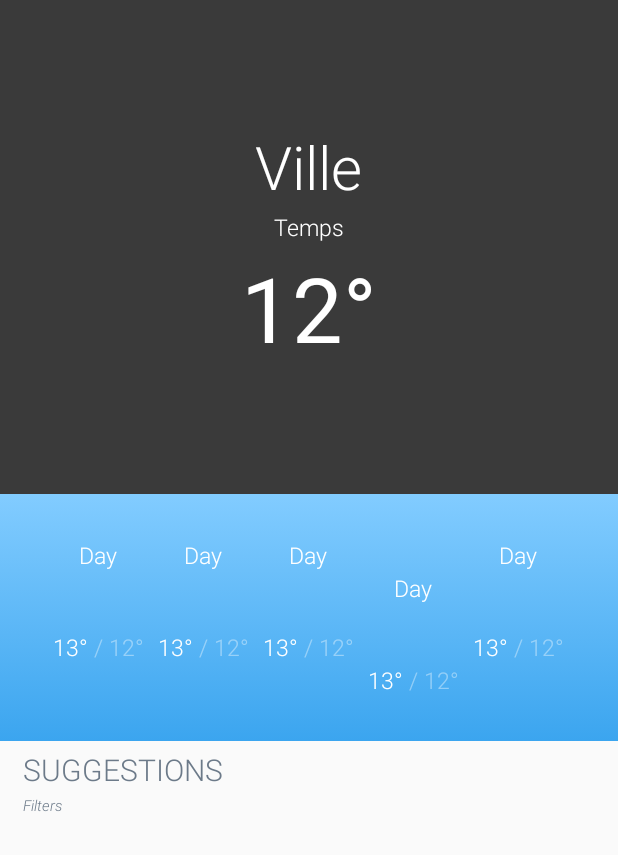
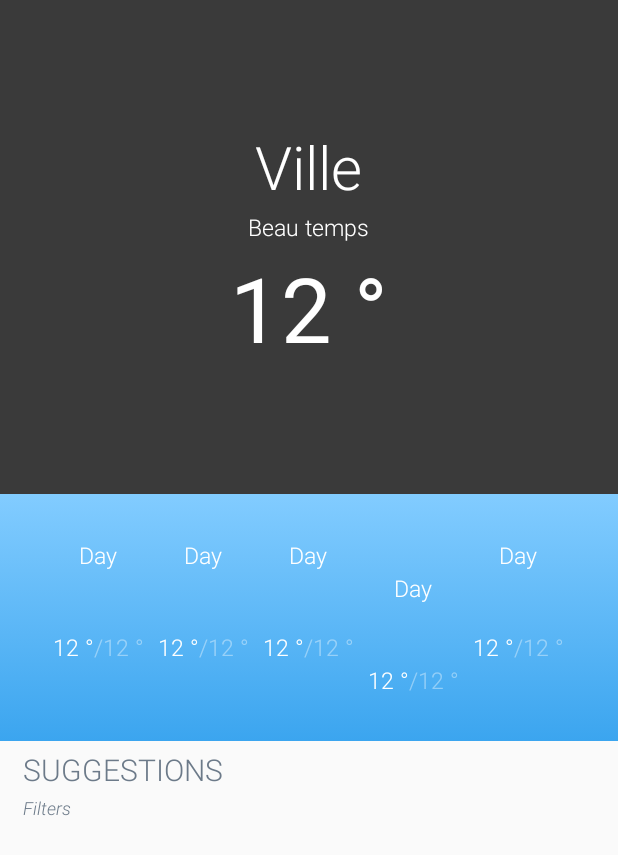
Before and after one commit to abennouna12/travelPocket, an Android app: the InfoCityActivity screen opened directly, with no data from a screen before it, on a phone screen of 412 x 824 dp. Shown: the top 855 px of the screen. Run offline under Robolectric (Android 15) with nearby library versions, the light colour scheme and no system bars; libraries missing offline, so code that uses them is left out: com.facebook.drawee, me.grantland.widget; plain views replace AutofitTextView, SimpleDraweeView; pictures from the network do not load; 39 statements that could not run were skipped.

Commit message:
NoHardcodedStrings

```diff
--- a/app/src/main/java/ig2i/travelPocket/activity/InfoCityActivity.java
+++ b/app/src/main/java/ig2i/travelPocket/activity/InfoCityActivity.java
@@ -253,7 +253,7 @@ public class InfoCityActivity extends Activity implements View.OnClickListener {
     @Override
     public void onClick(View v) {
         switch (v.getId()) {
-            case R.id.picTest:
+            case R.id.picFilter:
                 Intent toSuggestions = new Intent(this, SuggestActivity.class);
                 startActivity(toSuggestions);
                 break;
--- a/app/src/main/java/ig2i/travelPocket/model/PictureInfo.java
+++ b/app/src/main/java/ig2i/travelPocket/model/PictureInfo.java
@@ -2,9 +2,6 @@ package ig2i.travelPocket.model;
 
 import java.util.Date;
 
-/**
- * Created by aBennouna on 18/05/2016.
- */
 public class PictureInfo {
     public String src;
     public String author;
--- a/app/src/main/java/ig2i/travelPocket/service/JSONSuggestions.java
+++ b/app/src/main/java/ig2i/travelPocket/service/JSONSuggestions.java
@@ -110,11 +110,12 @@ public class JSONSuggestions extends AsyncTask<Void, Void, City> {
                     s.rating = (PlaceResult.has("rating")) ?
                             PlaceResult.getLong("rating") : (float)0;
 
-                    // Si le nom n'est constitué que de chiffres (exemple code postale), en n'affiche
+                    // Si le nom n'est constitué que de chiffres (exemple code postale), on n'affiche
                     // pas la suggestion
                     try
                     {
                         double d = Double.parseDouble(s.placeName);
+                        maxSuggestions = maxSuggestions + (int)Math.round(d) - (int)Math.round(d);
                         maxSuggestions = (maxSuggestions < suggestions.length()) ?
                                 maxSuggestions + 1 : maxSuggestions;
                     }
--- a/app/src/main/java/ig2i/travelPocket/service/JSONWeatherInfo.java
+++ b/app/src/main/java/ig2i/travelPocket/service/JSONWeatherInfo.java
@@ -56,7 +56,7 @@ public class JSONWeatherInfo extends AsyncTask<Void, Void, City> {
 
         try {
 
-            int maxPictures = 0;
+            int maxPictures;
 
             String currentWeather = WeatherResult
                     .getJSONObject("currently")
--- a/app/src/main/res/layout/activity_info_city.xml
+++ b/app/src/main/res/layout/activity_info_city.xml
@@ -45,7 +45,7 @@
                 android:layout_width="wrap_content"
                 android:layout_height="wrap_content"
                 android:id="@+id/ville"
-                android:text="Ville"
+                android:text="@string/ville"
                 android:singleLine="true"
                 android:textColor="@color/white"
                 android:textSize="40sp"
@@ -60,7 +60,7 @@
                 android:layout_width="wrap_content"
                 android:layout_height="wrap_content"
                 android:id="@+id/temps"
-                android:text="Temps"
+                android:text="@string/prev"
                 android:textStyle="normal"
                 android:singleLine="true"
                 android:textColor="@color/white"
@@ -74,7 +74,7 @@
             <TextView
                 android:layout_width="wrap_content"
                 android:layout_height="wrap_content"
-                android:text="12°"
+                android:text="@string/temp"
                 android:textSize="60sp"
                 android:fontFamily="sans-serif-bold"
                 android:id="@+id/currentWeather"
@@ -119,7 +119,7 @@
                 android:layout_width="wrap_content"
                 android:layout_height="wrap_content"
                 android:id="@+id/tempMaxToday"
-                android:text="13°"
+                android:text="@string/temp"
                 android:singleLine="true"
                 android:textColor="@color/white"
                 android:textSize="15sp"
@@ -132,7 +132,7 @@
                 android:layout_width="wrap_content"
                 android:layout_height="wrap_content"
                 android:id="@+id/sepToday"
-                android:text=" / "
+                android:text="@string/dash"
                 android:singleLine="true"
                 android:textColor="@color/white"
                 android:textSize="15sp"
@@ -146,7 +146,7 @@
                 android:layout_width="wrap_content"
                 android:layout_height="wrap_content"
                 android:id="@+id/tempMinToday"
-                android:text="12°"
+                android:text="@string/temp"
                 android:singleLine="true"
                 android:textColor="@color/white"
                 android:textSize="15sp"
@@ -160,7 +160,7 @@
                 android:layout_width="wrap_content"
                 android:layout_height="wrap_content"
                 android:id="@+id/dayToday"
-                android:text="Day"
+                android:text="@string/day"
                 android:singleLine="true"
                 android:textColor="@color/white"
                 android:textSize="15sp"
@@ -192,7 +192,7 @@
                 android:layout_width="wrap_content"
                 android:layout_height="wrap_content"
                 android:id="@+id/tempMaxDay1"
-                android:text="13°"
+                android:text="@string/temp"
                 android:singleLine="true"
                 android:textColor="@color/white"
                 android:textSize="15sp"
@@ -205,7 +205,7 @@
                 android:layout_width="wrap_content"
                 android:layout_height="wrap_content"
                 android:id="@+id/sepDay1"
-                android:text=" / "
+                android:text="@string/dash"
                 android:singleLine="true"
                 android:textColor="@color/white"
                 android:textSize="15sp"
@@ -219,7 +219,7 @@
                 android:layout_width="wrap_content"
                 android:layout_height="wrap_content"
                 android:id="@+id/tempMinDay1"
-                android:text="12°"
+                android:text="@string/temp"
                 android:singleLine="true"
                 android:textColor="@color/white"
                 android:textSize="15sp"
@@ -233,7 +233,7 @@
                 android:layout_width="wrap_content"
                 android:layout_height="wrap_content"
                 android:id="@+id/dayDay1"
-                android:text="Day"
+                android:text="@string/day"
                 android:singleLine="true"
                 android:textColor="@color/white"
                 android:textSize="15sp"
@@ -261,13 +261,12 @@
                 android:layout_centerVertical="true"
                 android:layout_centerHorizontal="true" />
 
-
             <TextView
                 android:maxLines="1"
                 android:layout_width="wrap_content"
                 android:layout_height="wrap_content"
                 android:id="@+id/tempMaxDay2"
-                android:text="13°"
+                android:text="@string/temp"
                 android:singleLine="true"
                 android:textColor="@color/white"
                 android:textSize="15sp"
@@ -280,7 +279,7 @@
                 android:layout_width="wrap_content"
                 android:layout_height="wrap_content"
                 android:id="@+id/sepDay2"
-                android:text=" / "
+                android:text="@string/dash"
                 android:singleLine="true"
                 android:textColor="@color/white"
                 android:textSize="15sp"
@@ -294,7 +293,7 @@
                 android:layout_width="wrap_content"
                 android:layout_height="wrap_content"
                 android:id="@+id/tempMinDay2"
-                android:text="12°"
+                android:text="@string/temp"
                 android:singleLine="true"
                 android:textColor="@color/white"
                 android:textSize="15sp"
@@ -308,7 +307,7 @@
                 android:layout_width="wrap_content"
                 android:layout_height="wrap_content"
                 android:id="@+id/dayDay2"
-                android:text="Day"
+                android:text="@string/day"
                 android:singleLine="true"
                 android:textColor="@color/white"
                 android:textSize="15sp"
@@ -336,13 +335,12 @@
                 android:layout_centerVertical="true"
                 android:layout_centerHorizontal="true" />
 
-
             <TextView
                 android:maxLines="1"
                 android:layout_width="wrap_content"
                 android:layout_height="wrap_content"
                 android:id="@+id/tempMaxDay3"
-                android:text="13°"
+                android:text="@string/temp"
                 android:singleLine="true"
                 android:textColor="@color/white"
                 android:textSize="15sp"
@@ -355,7 +353,7 @@
                 android:layout_width="wrap_content"
                 android:layout_height="wrap_content"
                 android:id="@+id/sepDay3"
-                android:text=" / "
+                android:text="@string/dash"
                 android:singleLine="true"
                 android:textColor="@color/white"
                 android:textSize="15sp"
@@ -369,7 +367,7 @@
                 android:layout_width="wrap_content"
                 android:layout_height="wrap_content"
                 android:id="@+id/tempMinDay3"
-                android:text="12°"
+                android:text="@string/temp"
                 android:singleLine="true"
                 android:textColor="@color/white"
                 android:textSize="15sp"
@@ -383,7 +381,7 @@
                 android:layout_width="wrap_content"
                 android:layout_height="wrap_content"
                 android:id="@+id/dayDay3"
-                android:text="Day"
+                android:text="@string/day"
                 android:singleLine="true"
                 android:textColor="@color/white"
                 android:textSize="15sp"
@@ -391,7 +389,6 @@
                 android:layout_above="@+id/picDay3"
                 android:layout_centerHorizontal="true"
                 android:layout_centerVertical="true" />
-
 
         </RelativeLayout>
 
@@ -411,13 +408,12 @@
                 android:layout_centerVertical="true"
                 android:layout_centerHorizontal="true" />
 
-
             <TextView
                 android:maxLines="1"
                 android:layout_width="wrap_content"
                 android:layout_height="wrap_content"
                 android:id="@+id/tempMaxDay4"
-                android:text="13°"
+                android:text="@string/temp"
                 android:singleLine="true"
                 android:textColor="@color/white"
                 android:textSize="15sp"
@@ -430,7 +426,7 @@
                 android:layout_width="wrap_content"
                 android:layout_height="wrap_content"
                 android:id="@+id/sepDay4"
-                android:text=" / "
+                android:text="@string/dash"
                 android:singleLine="true"
                 android:textColor="@color/white"
                 android:textSize="15sp"
@@ -444,7 +440,7 @@
                 android:layout_width="wrap_content"
                 android:layout_height="wrap_content"
                 android:id="@+id/tempMinDay4"
-                android:text="12°"
+                android:text="@string/temp"
                 android:singleLine="true"
                 android:textColor="@color/white"
                 android:textSize="15sp"
@@ -458,7 +454,7 @@
                 android:layout_width="wrap_content"
                 android:layout_height="wrap_content"
                 android:id="@+id/dayDay4"
-                android:text="Day"
+                android:text="@string/day"
                 android:singleLine="true"
                 android:textColor="@color/white"
                 android:textSize="15sp"
@@ -466,7 +462,6 @@
                 android:layout_above="@+id/picDay4"
                 android:layout_centerHorizontal="true"
                 android:layout_centerVertical="true" />
-
 
         </RelativeLayout>
 
@@ -485,7 +480,7 @@
             <TextView
                 android:layout_width="wrap_content"
                 android:layout_height="wrap_content"
-                android:text="SUGGESTIONS"
+                android:text="@string/suggestions"
                 android:textSize="20sp"
                 android:fontFamily="sans-serif-light"
                 android:id="@+id/suggestionText"
@@ -495,15 +490,16 @@
                 android:layout_alignParentStart="true"
                 android:layout_marginStart="15dp"
                 android:paddingTop="5dp"
-                android:paddingBottom="1dp"/>
+                android:paddingBottom="1dp"
+                android:layout_toStartOf="@+id/picFilter" />
 
             <me.grantland.widget.AutofitTextView
                 android:maxLines="1"
                 android:singleLine="true"
                 android:layout_width="wrap_content"
                 android:layout_height="wrap_content"
-                android:text="Filters"
-                android:textSize="10sp"
+                android:text="@string/filters"
+                android:textSize="12sp"
                 android:fontFamily="sans-serif-light"
                 android:id="@+id/filterText"
                 android:textColor="@color/grey"
@@ -511,10 +507,11 @@
                 android:layout_below="@+id/suggestionText"
                 android:layout_alignStart="@+id/suggestionText"
                 android:paddingTop="2dp"
-                android:paddingBottom="5dp" />
+                android:paddingBottom="5dp"
+                android:layout_toStartOf="@+id/picFilter" />
 
             <com.facebook.drawee.view.SimpleDraweeView
-                android:id="@+id/picTest"
+                android:id="@+id/picFilter"
                 android:onClick="onClick"
                 android:layout_width="40dp"
                 android:layout_height="40dp"
@@ -535,6 +532,7 @@
             android:layout_alignParentBottom="true"/>
 
         <ImageView
+            android:contentDescription="@string/empty_suggest"
             android:layout_width="match_parent"
             android:layout_height="wrap_content"
             android:id="@+id/imageViewPagerEmpty"
--- a/app/src/main/res/layout/activity_main.xml
+++ b/app/src/main/res/layout/activity_main.xml
@@ -3,8 +3,6 @@
     xmlns:tools="http://schemas.android.com/tools"
     android:layout_width="match_parent"
     android:layout_height="match_parent"
-    xmlns:card_view="http://schemas.android.com/apk/res-auto"
-    xmlns:fresco="http://schemas.android.com/apk/res-auto"
     android:paddingBottom="@dimen/activity_vertical_margin"
     android:paddingLeft="@dimen/activity_horizontal_margin"
     android:paddingRight="@dimen/activity_horizontal_margin"
@@ -20,7 +18,8 @@
     <ImageView
         android:layout_width="match_parent"
         android:layout_height="match_parent"
-        android:id="@+id/pictureNoCity"/>
+        android:id="@+id/pictureNoCity"
+        android:contentDescription="@string/empty_city"/>
 
 
 </RelativeLayout>
--- a/app/src/main/res/values/strings.xml
+++ b/app/src/main/res/values/strings.xml
@@ -2,4 +2,36 @@
     <string name="app_name">Travel Pocket</string>
     <string name="google_app_id">arctic-signer-123222</string>
     <string name="retour_text"><![CDATA[< Retour]]></string>
+    <string name="ville">Ville</string>
+    <string name="prev">Beau temps</string>
+    <string name="temp">12 °</string>
+    <string name="dash">/</string>
+    <string name="day">Day</string>
+    <string name="suggestions">SUGGESTIONS</string>
+    <string name="filters">Filters</string>
+    <string name="empty_suggest">Aucune suggestion</string>
+    <string name="label_new_filter">Filtre : </string>
+    <string name="hint_new_filter">Nom du filtre</string>
+    <string name="button_save">Enregistrer</string>
+    <string name="empty_city">Aucune ville ajoutée</string>
+    <string name="filters_perso">Filtres personnalisés</string>
+    <string name="filters_Google">Filtres Google</string>
+    <string name="cb">CheckBox</string>
+    <string name="icon_delete_filter">Supprimer le filtre</string>
+    <string name="label_description">Description</string>
+    <string name="label_author">Auteur</string>
+    <string name="label_date">Date</string>
+    <string name="label_suggestion">Suggestion</string>
+    <string name="img_map">Map icon img</string>
+    <string name="img_phone">Phone icon img</string>
+    <string name="img_web">Web icon img</string>
+    <string name="img_distance">Distance icon img</string>
+    <string name="label_distance">15 kms</string>
+    <string name="img_horaire">Horaire icon img</string>
+    <string name="label_open_close">Open</string>
+    <string name="pays">Pays</string>
+    <string name="empty_space"> </string>
+
+
+
 </resources>
```
Also changed, not shown: app/src/main/java/ig2i/travelPocket/GlobalState.java (+3 -4 lines), app/src/main/java/ig2i/travelPocket/adapter/RVAPictures.java (deleted, +0 -72 lines), app/src/main/java/ig2i/travelPocket/adapter/RVASuggestion.java (deleted, +0 -213 lines), app/src/main/java/ig2i/travelPocket/model/SuggestionType.java (+4 -7 lines), app/src/main/res/layout/activity_add_suggestion_type.xml (+4 -14 lines), app/src/main/res/layout/activity_suggest.xml (+4 -3 lines), app/src/main/res/layout/filter_item.xml (+10 -4 lines), app/src/main/res/layout/picture_item.xml (+11 -8 lines), app/src/main/res/layout/suggestion_item.xml (+22 -30 lines), app/src/main/res/layout/weather_item.xml (+4 -4 lines).
